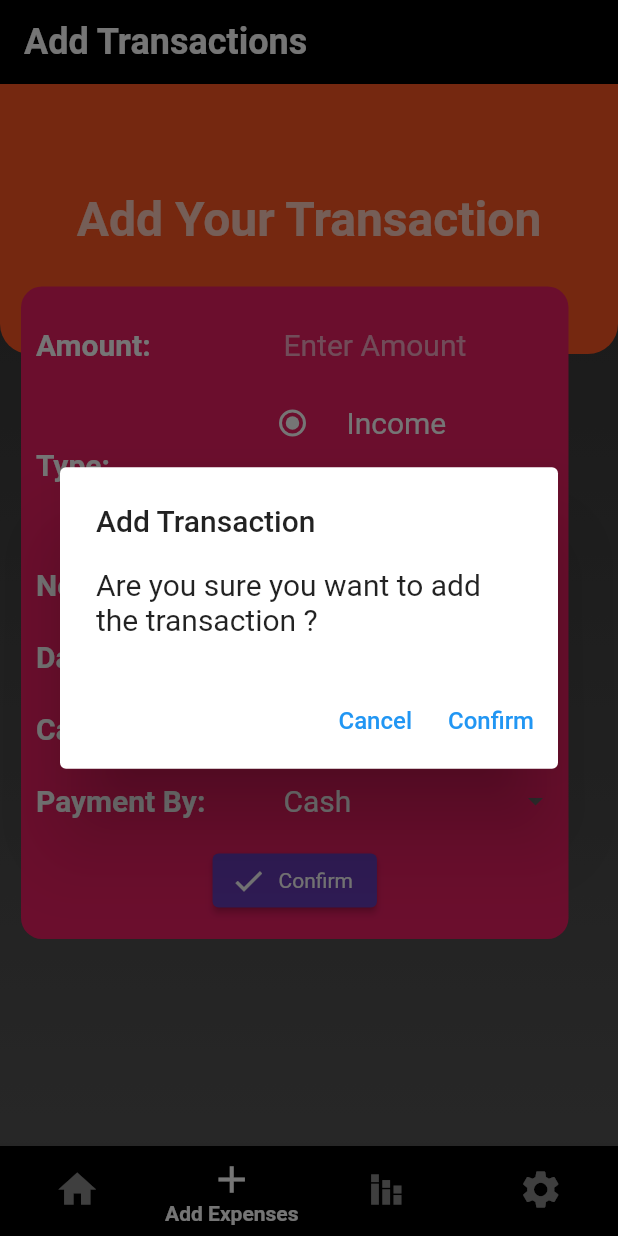
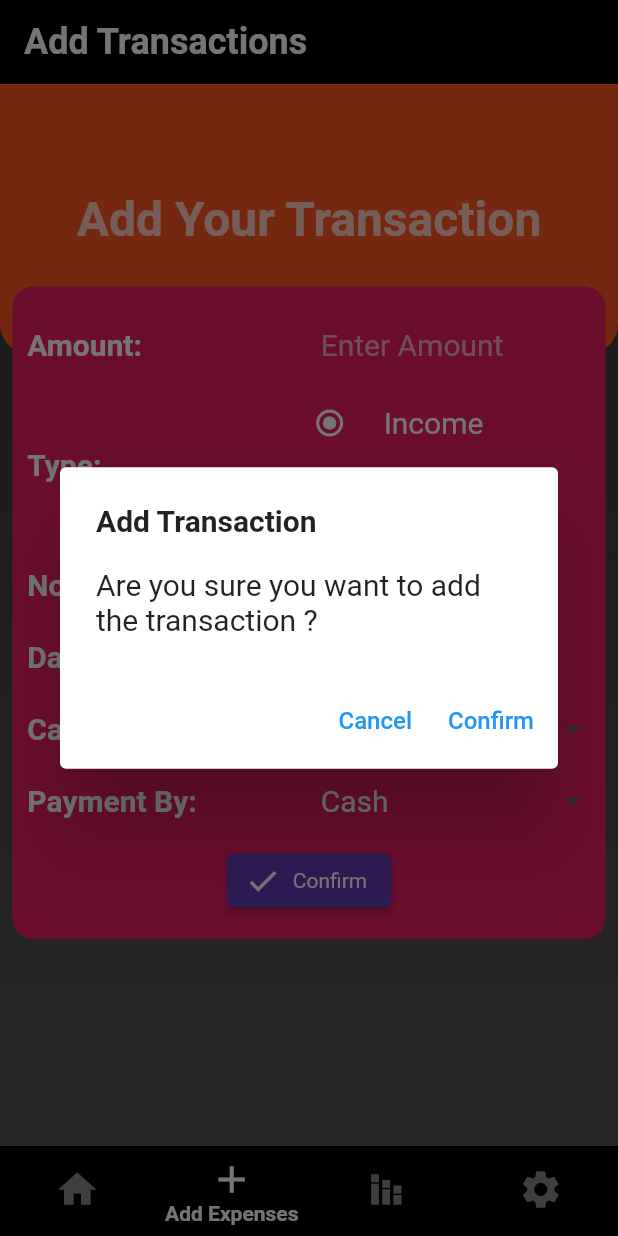
Before and after one commit to rohan2411mitra/Track-Expenses-Project, a Flutter app: the screen it shows once a user with an empty profile is signed in, item 2 of the bottom bar chosen, after a tap on "Confirm", on a phone screen of 412 x 824 dp. Run offline on Flutter 3.47's test engine with Material 2 defaults, Android fonts, the phone set to English and light mode, and no system bars; our stand-ins replace cloud_firestore, email_validator, firebase_auth, firebase_core, firebase_storage, image_picker and 1 more; accounts and stored records are empty.

Commit message:
Fixed Charts and Stacks

```diff
--- a/lib/reusable_widgets/chart.dart
+++ b/lib/reusable_widgets/chart.dart
@@ -71,6 +71,7 @@ class _ChartState extends State<Chart> {
               return Padding(
                 padding: const EdgeInsets.symmetric(horizontal: 8),
                 child: Column(
+                  crossAxisAlignment: CrossAxisAlignment.center,
                   children: [
                     SizedBox(
                       width: double.infinity,
--- a/lib/screens/Pages/addtransactions.dart
+++ b/lib/screens/Pages/addtransactions.dart
@@ -43,6 +43,7 @@ class _AddTransactionsState extends State<AddTransactions> {
                 child: SizedBox(
                   height: 590,
                   child: Stack(
+                    alignment: Alignment.topCenter,
                     children: [
                       Container(
                         width: double.infinity,
@@ -63,7 +64,7 @@ class _AddTransactionsState extends State<AddTransactions> {
                           ),
                         ),
                       ),
-                      Positioned(top: 135, left: 14, child: form()),
+                      Positioned(top: 135, child: form()),
                     ],
                   ),
                 ),
@@ -76,7 +77,7 @@ class _AddTransactionsState extends State<AddTransactions> {
   //Input Fields
   Widget form() {
     return Container(
-      width: 365,
+      width: MediaQuery.of(context).size.width*0.96,
       height: 435,
       decoration: BoxDecoration(
           color: Colors.pink, borderRadius: BorderRadius.circular(14)),
@@ -338,7 +339,7 @@ class _AddTransactionsState extends State<AddTransactions> {
   //Alert Dialog Box
   Widget _buildAlertDialog(BuildContext context) {
     return AlertDialog(
-      title: const Text('Add Transaction'),
+      title: const Text('Add Transaction',style: TextStyle(fontWeight: FontWeight.w600),),
       content: const Text(
         'Are you sure you want to add the transaction ?',
         style: TextStyle(fontSize: 20),
--- a/lib/screens/Pages/homepage.dart
+++ b/lib/screens/Pages/homepage.dart
@@ -248,6 +248,7 @@ class _HomePageState extends State<HomePage> {
 
   Widget welcome() {
     return Stack(
+      alignment: Alignment.topCenter,
       children: [
         Container(
           width: double.infinity,
@@ -282,10 +283,9 @@ class _HomePageState extends State<HomePage> {
         ),
         Positioned(
           top: 135,
-          left: 36,
           child: Container(
             height: 175,
-            width: 320,
+            width: MediaQuery.of(context).size.width*0.9,
             decoration: BoxDecoration(
                 color: Colors.purple, borderRadius: BorderRadius.circular(14)),
             child: balance(),
--- a/lib/screens/Pages/settingspage.dart
+++ b/lib/screens/Pages/settingspage.dart
@@ -162,7 +162,7 @@ class _SettingsPageState extends State<SettingsPage> {
 
   Widget _buildAlertDialog(BuildContext context) {
     return AlertDialog(
-      title: const Text('Erase All Data'),
+      title: const Text('Erase All Data',style: TextStyle(fontWeight: FontWeight.w600)),
       content: const Text(
         'Are you sure you want to delete all transaction history ?',
         style: TextStyle(fontSize: 20),
--- a/lib/screens/Pages/showtransactions.dart
+++ b/lib/screens/Pages/showtransactions.dart
@@ -172,7 +172,9 @@ class _ShowExpensesState extends State<ShowExpenses> {
         mainAxisAlignment: MainAxisAlignment.spaceAround,
         children: [
           ...List.generate(4, (index) {
-            return GestureDetector(
+            return Flexible(
+              flex: 1,
+              child: GestureDetector(
                   onTap: () {
                     setState(() {
                       catIndexColor = index;
@@ -197,7 +199,8 @@ class _ShowExpensesState extends State<ShowExpenses> {
                               ? FontWeight.w700
                               : FontWeight.w500),
                     ),
-                ));
+                  )),
+            );
           })
         ],
       ),
@@ -211,15 +214,17 @@ class _ShowExpensesState extends State<ShowExpenses> {
         mainAxisAlignment: MainAxisAlignment.spaceAround,
         children: [
           ...List.generate(4, (index) {
-            return GestureDetector(
+            return Flexible(
+              flex: 1,
+              child: GestureDetector(
                   onTap: () {
                     setState(() {
                       payIndexColor = index;
                     });
                   },
                   child: Container(
-                  height: payIndexColor == index ? 40 : 30,
-                  width: payIndexColor == index ? 90 : 80,
+                    height: payIndexColor == index ? 38 : 30,
+                    width: payIndexColor == index ? 92 : 82,
                     decoration: BoxDecoration(
                       borderRadius: BorderRadius.circular(20),
                       color: payIndexColor == index
@@ -236,7 +241,8 @@ class _ShowExpensesState extends State<ShowExpenses> {
                               ? FontWeight.w700
                               : FontWeight.w500),
                     ),
-                ));
+                  )),
+            );
           })
         ],
       ),
```
Lines whose indentation alone changed are shown as unchanged.
